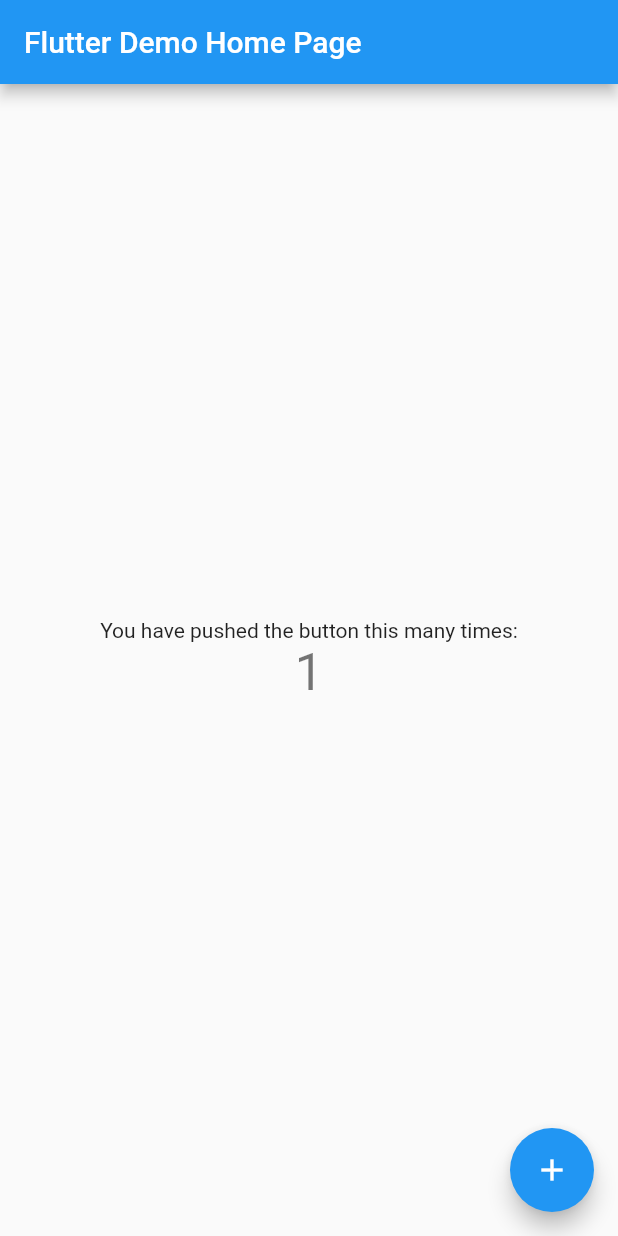
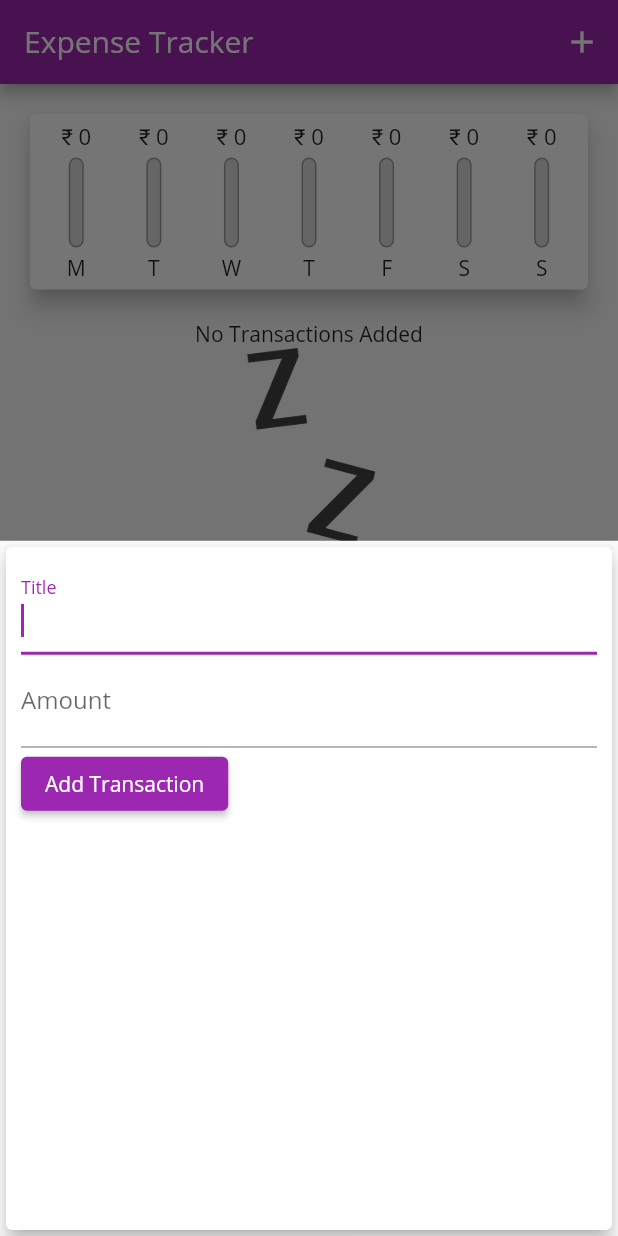
Before and after one commit to YellowFoxH4XOR/expense-app, a Flutter app: the screen it shows after launch, after a tap on the "add" icon, on a phone screen of 412 x 824 dp. Run offline on Flutter 3.47's test engine with Material 2 defaults, Android fonts, the phone set to English and light mode, and no system bars.

Commit message:
Added dart widgets for Expense app

```diff
--- a/lib/main.dart
+++ b/lib/main.dart
@@ -1,115 +1,105 @@
+import 'package:expenseapp/widgets/new_transaction.dart';
 import 'package:flutter/material.dart';
+import './models/transaction.dart';
+import 'widgets/new_transaction.dart';
+import 'widgets/transaction_list.dart';
+import 'widgets/chart.dart';
+// import '././';
 
 void main() {
-  runApp(const MyApp());
+  runApp(MyApp());
 }
 
 class MyApp extends StatelessWidget {
-  const MyApp({super.key});
-
-  // This widget is the root of your application.
   @override
   Widget build(BuildContext context) {
     return MaterialApp(
-      title: 'Flutter Demo',
+      title: 'Expense Tracker',
+      home: HomePage(),
       theme: ThemeData(
-        // This is the theme of your application.
-        //
-        // Try running your application with "flutter run". You'll see the
-        // application has a blue toolbar. Then, without quitting the app, try
-        // changing the primarySwatch below to Colors.green and then invoke
-        // "hot reload" (press "r" in the console where you ran "flutter run",
-        // or simply save your changes to "hot reload" in a Flutter IDE).
-        // Notice that the counter didn't reset back to zero; the application
-        // is not restarted.
-        primarySwatch: Colors.blue,
+        fontFamily: 'OpenSans',
+        primarySwatch: Colors.purple
       ),
-      home: const MyHomePage(title: 'Flutter Demo Home Page'),
     );
   }
 }
 
-class MyHomePage extends StatefulWidget {
-  const MyHomePage({super.key, required this.title});
-
-  // This widget is the home page of your application. It is stateful, meaning
-  // that it has a State object (defined below) that contains fields that affect
-  // how it looks.
-
-  // This class is the configuration for the state. It holds the values (in this
-  // case the title) provided by the parent (in this case the App widget) and
-  // used by the build method of the State. Fields in a Widget subclass are
-  // always marked "final".
-
-  final String title;
+class HomePage extends StatefulWidget {
 
   @override
-  State<MyHomePage> createState() => _MyHomePageState();
+  State<HomePage> createState() => _HomePageState();
 }
 
-class _MyHomePageState extends State<MyHomePage> {
-  int _counter = 0;
+class _HomePageState extends State<HomePage> {
+  void _startAddTransaction(BuildContext ctx) {
+    showModalBottomSheet(context: ctx, builder: (bCtx) {
+      return GestureDetector(
+        onTap: () {},
+        behavior: HitTestBehavior.opaque,
+        child: NewTransaction(_addTransaction));
+    },);
+  }
+  final List<Transaction> _transactions = [
+    // Transaction(
+    //   id: 't1',
+    //   title: 'New Shoes',
+    //   amount: 70,
+    //   date: DateTime.now(),
+    // ),
+    // Transaction(
+    //   id: 't2',
+    //   title: 'Weekly-Shop',
+    //   amount: 30,
+    //   date: DateTime.now(),
+    // ),
+  ];
 
-  void _incrementCounter() {
+  List<Transaction> get _recentTx {
+    return _transactions.where((element) {
+      return element.date.isAfter(DateTime.now().subtract(Duration(days: 7),));
+    }).toList();
+  }
+
+  void _addTransaction(String title, double amount) {
+    final newTxt = Transaction(id: DateTime.now().toString(), amount: amount, date: DateTime.now(), title: title,);
     setState(() {
-      // This call to setState tells the Flutter framework that something has
-      // changed in this State, which causes it to rerun the build method below
-      // so that the display can reflect the updated values. If we changed
-      // _counter without calling setState(), then the build method would not be
-      // called again, and so nothing would appear to happen.
-      _counter++;
+      _transactions.add(newTxt);
+    });
+  }
+
+   void _deleteTransaction(String id) {
+    setState(() {
+      _transactions.removeWhere((element) {
+          return element.id == id;
+      });
     });
   }
 
   @override
   Widget build(BuildContext context) {
-    // This method is rerun every time setState is called, for instance as done
-    // by the _incrementCounter method above.
-    //
-    // The Flutter framework has been optimized to make rerunning build methods
-    // fast, so that you can just rebuild anything that needs updating rather
-    // than having to individually change instances of widgets.
     return Scaffold(
-      appBar: AppBar(
-        // Here we take the value from the MyHomePage object that was created by
-        // the App.build method, and use it to set our appbar title.
-        title: Text(widget.title),
-      ),
-      body: Center(
-        // Center is a layout widget. It takes a single child and positions it
-        // in the middle of the parent.
-        child: Column(
-          // Column is also a layout widget. It takes a list of children and
-          // arranges them vertically. By default, it sizes itself to fit its
-          // children horizontally, and tries to be as tall as its parent.
-          //
-          // Invoke "debug painting" (press "p" in the console, choose the
-          // "Toggle Debug Paint" action from the Flutter Inspector in Android
-          // Studio, or the "Toggle Debug Paint" command in Visual Studio Code)
-          // to see the wireframe for each widget.
-          //
-          // Column has various properties to control how it sizes itself and
-          // how it positions its children. Here we use mainAxisAlignment to
-          // center the children vertically; the main axis here is the vertical
-          // axis because Columns are vertical (the cross axis would be
-          // horizontal).
-          mainAxisAlignment: MainAxisAlignment.center,
-          children: <Widget>[
-            const Text(
-              'You have pushed the button this many times:',
-            ),
-            Text(
-              '$_counter',
-              style: Theme.of(context).textTheme.headlineMedium,
-            ),
+        appBar: AppBar(
+          title: Text('Expense Tracker'),
+          actions: <Widget>[
+            IconButton(onPressed: () => _startAddTransaction(context), icon: Icon(Icons.add))
           ],
         ),
-      ),
-      floatingActionButton: FloatingActionButton(
-        onPressed: _incrementCounter,
-        tooltip: 'Increment',
-        child: const Icon(Icons.add),
-      ), // This trailing comma makes auto-formatting nicer for build methods.
-    );
+        body: SingleChildScrollView(
+          child: Column(
+            // mainAxisAlignment: MainAxisAlignment.spaceAround,
+            crossAxisAlignment: CrossAxisAlignment.center,
+            children: [
+              Chart(_recentTx),
+              TransactionList(_transactions, _deleteTransaction),
+            ],
+
+          ),
+        ),
+        floatingActionButtonLocation: FloatingActionButtonLocation.centerFloat,
+        floatingActionButton: FloatingActionButton(
+          child: Icon(Icons.add),
+          onPressed: () => _startAddTransaction(context),
+        ),
+      );
   }
 }
--- /dev/null
+++ b/lib/models/transaction.dart
@@ -0,0 +1,19 @@
+import 'package:flutter/foundation.dart';
+
+
+class Transaction {
+  final String id;
+  final String title;
+  final double amount;
+  final DateTime date;
+
+  Transaction({
+    @required this.id='None',
+    @required this.amount=0,
+    @required DateTime? date,
+    @required this.title='None',
+  })
+  : this.date = date ?? DateTime.now();
+
+
+}
--- /dev/null
+++ b/lib/widgets/chart-bar.dart
@@ -0,0 +1,60 @@
+import 'package:flutter/src/widgets/framework.dart';
+import 'package:flutter/src/widgets/placeholder.dart';
+
+import 'package:flutter/material.dart';
+
+class ChartBar extends StatelessWidget {
+  final String label;
+  final double amount;
+  final double amountPer;
+
+  ChartBar(this.label, this.amount, this.amountPer);
+
+  @override
+  Widget build(BuildContext context) {
+    return Column(
+      children: [
+        Container(
+          height: 20,
+          child: FittedBox(
+            child: Text('₹ ${amount.toStringAsFixed(0)}')
+          ),
+        ),
+        SizedBox(
+          height: 4,
+        ),
+        Container(
+          height: 60,
+          width: 10,
+          child: Stack(
+            children: [
+              Container(
+                decoration: BoxDecoration(
+                  border: Border.all(
+                    color: Colors.grey,
+                    width: 1.0,
+                  ),
+                  color: Color.fromRGBO(220, 220, 220, 1),
+                  borderRadius: BorderRadius.circular(20),
+                ),
+              ),
+              FractionallySizedBox(
+                  heightFactor: amountPer,
+                  child: Container(
+                    decoration: BoxDecoration(
+                      color: Colors.blueAccent,
+                      borderRadius: BorderRadius.circular(10),
+                    ),
+                  )
+                ),
+            ],
+          ),
+        ),
+        SizedBox(
+          height: 4,
+        ),
+        Text(label),
+      ],
+    );
+  }
+}
--- /dev/null
+++ b/lib/widgets/chart.dart
@@ -0,0 +1,64 @@
+import 'package:flutter/foundation.dart';
+import 'package:flutter/material.dart';
+import 'package:flutter/src/widgets/framework.dart';
+import 'package:flutter/src/widgets/placeholder.dart';
+import 'package:intl/intl.dart';
+import './chart-bar.dart';
+
+import '../models/transaction.dart';
+
+class Chart extends StatelessWidget {
+  final List<Transaction> recentTx;
+
+  Chart(this.recentTx);
+
+  List<Map<String, dynamic>> get txValue {
+    return List.generate(7, (index) {
+      final weekDay = DateTime.now().subtract(Duration(days: index));
+      double totalSum = 0;
+      for (var i = 0; i < recentTx.length; i++) {
+        if (recentTx[i].date.day == weekDay.day &&
+            recentTx[i].date.month == weekDay.month &&
+            recentTx[i].date.year == weekDay.year) {
+          totalSum += recentTx[i].amount;
+        }
+      }
+      return {
+        'day': DateFormat.E().format(weekDay).substring(0, 1),
+        'amount': totalSum,
+      };
+    }).reversed.toList();
+  }
+
+  double get totalSpending {
+    double sum_till_now = 0.0;
+    for (var i = 0; i < recentTx.length; i++) {
+      sum_till_now += recentTx[i].amount;
+    }
+    return sum_till_now;
+  }
+
+  @override
+  Widget build(BuildContext context) {
+    return Card(
+      elevation: 6,
+      margin: EdgeInsets.all(20),
+      child: Container(
+        padding: EdgeInsets.all(5),
+        child: Row(
+          mainAxisAlignment: MainAxisAlignment.spaceAround,
+          children: txValue.map((data) {
+            return Flexible(
+              fit: FlexFit.tight,
+              child: ChartBar(
+                data['day'],
+                data['amount'],
+                totalSpending == 0.0 ? 0.0 : (data['amount'] / totalSpending),
+              ),
+            );
+          }).toList(),
+        ),
+      ),
+    );
+  }
+}
--- /dev/null
+++ b/lib/widgets/new_transaction.dart
@@ -0,0 +1,54 @@
+import 'package:flutter/services.dart';
+import 'package:flutter/src/widgets/framework.dart';
+import 'package:flutter/src/widgets/placeholder.dart';
+
+import 'package:flutter/material.dart';
+
+class NewTransaction extends StatefulWidget {
+  final Function callableFunc;
+
+  NewTransaction(this.callableFunc);
+
+  @override
+  State<NewTransaction> createState() => _NewTransactionState();
+}
+
+class _NewTransactionState extends State<NewTransaction> {
+  final titleController = TextEditingController();
+
+  final amountController = TextEditingController();
+
+  @override
+  Widget build(BuildContext context) {
+    return Card(
+        elevation: 5,
+        child: Container(
+          padding: EdgeInsets.all(10),
+          child: Column(
+            crossAxisAlignment: CrossAxisAlignment.start,
+            children: <Widget>[
+            TextField(
+              autofocus: true,
+              decoration: InputDecoration(labelText: 'Title'),
+              controller: titleController,
+            ),
+            TextField(
+              autofocus: true,
+              decoration: InputDecoration(labelText: 'Amount'),
+              controller: amountController,
+              keyboardType: TextInputType.number,
+            ),
+            ElevatedButton(
+                onPressed: () {
+                  widget.callableFunc(titleController.text, double.parse(amountController.text));
+                  Navigator.of(context).pop();
+                },
+                child: const Text(
+                  'Add Transaction',
+                )
+            )
+          ]),
+        ),
+      );
+  }
+}
--- /dev/null
+++ b/lib/widgets/transaction_list.dart
@@ -0,0 +1,114 @@
+import 'package:intl/intl.dart';
+import 'package:flutter/material.dart';
+import '../models/transaction.dart';
+
+class TransactionList extends StatelessWidget {
+  final List<Transaction> transactions;
+  final Function delTx;
+
+  TransactionList(this.transactions, this.delTx);
+
+  @override
+  Widget build(BuildContext context) {
+    return Container(
+      height: 300,
+      child: transactions.isEmpty
+          ? Column(
+              children: [
+                Text("No Transactions Added"),
+                Container(
+                  height: 200,
+                  child: Image.asset('assets/images/waiting.png',
+                      fit: BoxFit.cover),
+                ),
+              ],
+            )
+          : ListView.builder(
+              itemBuilder: (ctx, index) {
+                return Card(
+                  elevation: 5,
+                  margin: EdgeInsets.symmetric(
+                    vertical: 8,
+                    horizontal: 5,
+                  ),
+                  child: ListTile(
+                    leading: CircleAvatar(
+                      radius: 30,
+                      child: Padding(
+                        padding: EdgeInsets.all(6),
+                        child: FittedBox(
+                            child: Text(
+                          '₹ ${transactions[index].amount}',
+                        )),
+                      ),
+                    ),
+                    title: Text(
+                      transactions[index].title,
+                      style: TextStyle(
+                        fontWeight: FontWeight.bold,
+                        fontSize: 15,
+                      ),
+                    ),
+                    subtitle: Text(
+                      DateFormat('MMM-dd').format(transactions[index].date),
+                      style: TextStyle(color: Colors.grey),
+                    ),
+                    trailing: IconButton(
+                      icon: Icon(Icons.delete),
+                      color: Theme.of(context).primaryColor,
+                      onPressed: () => delTx(transactions[index].id),
+                    ),
+                  ),
+                );
+                // return Card(
+                //   child: Row(
+                //     crossAxisAlignment: CrossAxisAlignment.end,
+                //     children: <Widget>[
+                //       Container(
+                //         padding: EdgeInsets.all(10),
+                //         margin: EdgeInsets.symmetric(
+                //           vertical: 10,
+                //           horizontal: 15,
+                //         ),
+                //         decoration: BoxDecoration(
+                //             border: Border.all(
+                //           color: Theme.of(context).primaryColor,
+                //           width: 2,
+                //         )),
+                //         child: Text(
+                //           '₹ ${transactions[index].amount}',
+                //           style: TextStyle(
+                //               fontWeight: FontWeight.bold,
+                //               fontSize: 15,
+                //               color: Theme.of(context).primaryColor),
+                //         ),
+                //       ),
+                //       Container(
+                //         padding: EdgeInsets.all(10),
+                //         child: Column(
+                //           crossAxisAlignment: CrossAxisAlignment.start,
+                //           children: <Widget>[
+                //             Text(
+                //               transactions[index].title,
+                //               style: TextStyle(
+                //                 fontWeight: FontWeight.bold,
+                //                 fontSize: 15,
+                //               ),
+                //             ),
+                //             Text(
+                //               DateFormat('MMM-dd')
+                //                   .format(transactions[index].date),
+                //               style: TextStyle(color: Colors.grey),
+                //             )
+                //           ],
+                //         ),
+                //       )
+                //     ],
+                //   ),
+                // );
+              },
+              itemCount: transactions.length,
+            ),
+    );
+  }
+}
```
Also changed, not shown: pubspec.yaml (+14 -13 lines), assets/fonts/OpenSans-Bold.ttf (added), assets/fonts/OpenSans-Regular.ttf (added), assets/fonts/Quicksand-Bold.ttf (added), assets/fonts/Quicksand-Light.ttf (added), assets/fonts/Quicksand-Medium.ttf (added), assets/fonts/Quicksand-Regular.ttf (added), assets/images/waiting.png (added), pubspec.lock.
